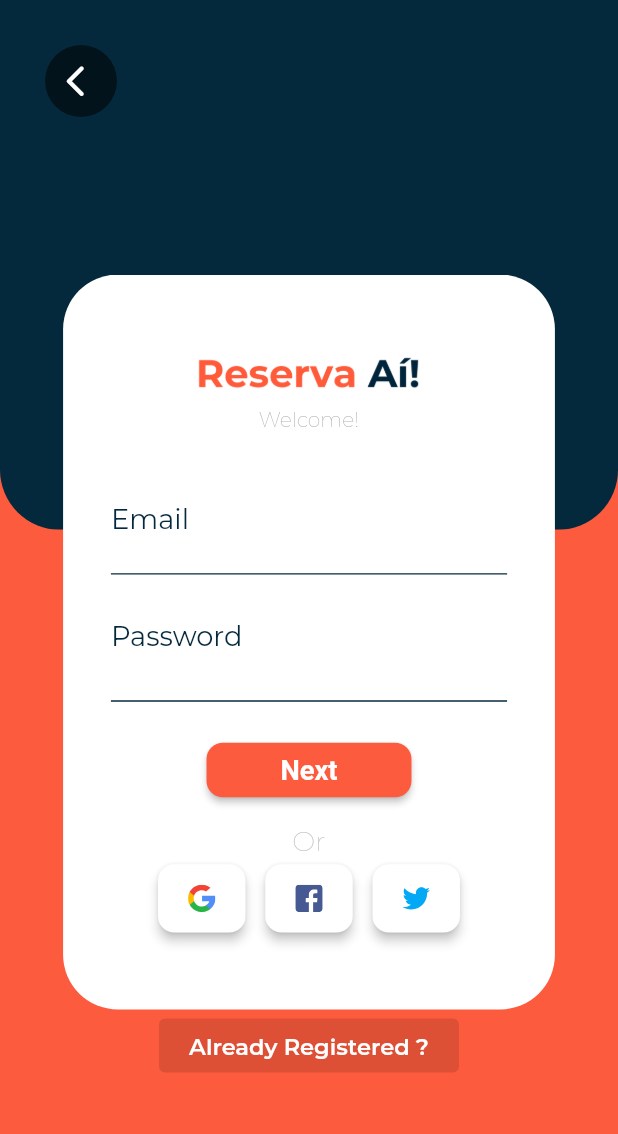
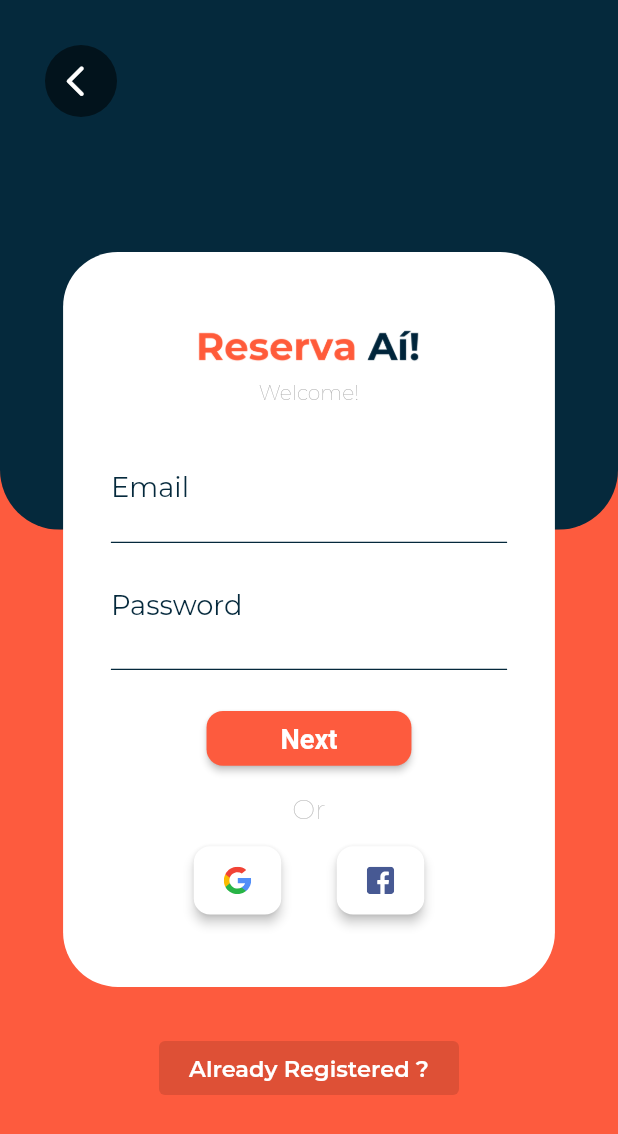
Before and after one commit to imklesley/Reserva-Ai, a Flutter app: the screen it shows after launch, after a tap on "Sign Up", on a phone screen of 412 x 824 dp. Shown: the top 1134 px of the screen. Run offline on Flutter 3.47's test engine with Material 2 defaults, Android fonts, the light colour scheme and no system bars; our stand-ins replace brasil_fields, cloud_firestore, firebase_auth, firebase_core, firebase_storage, fluro and 11 more; missing offline and left inert: cpf_cnpj_validator, flutter_facebook_auth, twitter_login; accounts and stored records are empty; generated files the repository leaves out were written again.

Commit message:
Correção de bugs na responsividade, e criação do widget AdaptiveText

```diff
--- a/lib/controllers/repositories/firestore_repository.dart
+++ b/lib/controllers/repositories/firestore_repository.dart
@@ -35,7 +35,7 @@ class FirestoreRepository {
     return UserModel.fromJson(userData);
   }
 
-  Future<void> updateLastAccess(String uid) async {
+  Future<void> updateUserLastAccess(String uid) async {
     final dataToUpdate = <String, dynamic>{};
     dataToUpdate['last_access'] = Timestamp.now();
     await _firestore
--- a/lib/main.dart
+++ b/lib/main.dart
@@ -14,6 +14,7 @@ import 'config/themes/app_themes.dart';
 import 'config/translations/l10n.dart';
 import 'controllers/stores/app_config_store.dart';
 import 'controllers/stores/auth_store.dart';
+
 
 Future<void>  main() async {
 
@@ -35,8 +36,6 @@ Future<void>  main() async {
       version: "v9.0",
     );
   }
-
-
 
 
   //Inicializa o router
--- a/lib/models/user_model.dart
+++ b/lib/models/user_model.dart
@@ -1,5 +1,4 @@
 import 'package:cloud_firestore/cloud_firestore.dart';
-import 'package:flutter/cupertino.dart';
 import 'package:reservaai/models/contact_model.dart';
 
 class UserModel {
@@ -7,7 +6,7 @@ class UserModel {
   late Timestamp? birthDate;
   late ContactModel? contact;
   late String? cpf;
-  late String email;
+  late String? email;
   late String? gender;
   late Timestamp lastAccess;
   late GeoPoint? location;
@@ -35,7 +34,7 @@ class UserModel {
       contact = ContactModel.fromJson(json['contact'] as Map<String, dynamic>);
     }
     cpf = json['cpf'] == null ? null : json['cpf'] as String;
-    email = json['email'] as String;
+    email = json['email'] == null ? null : json['email'] as String;
     gender = json['gender'] == null ? null:json['gender'] as String;
     lastAccess = json['last_access'] as Timestamp;
     location = json['location'] == null ? null : json['location'] as GeoPoint;
--- /dev/null
+++ b/lib/views/_shared/adaptive_text.dart
@@ -0,0 +1,25 @@
+import 'package:flutter/foundation.dart';
+import 'package:flutter/material.dart';
+
+class AdaptiveText extends StatelessWidget {
+  final String text;
+  final TextStyle style;
+
+  const AdaptiveText({Key? key, required this.text, required this.style})
+      : super(key: key);
+
+  @override
+  Widget build(BuildContext context) {
+    if (kIsWeb) {
+      return SelectableText(
+        text,
+        style: style,
+      );
+    }
+
+    return Text(
+      text,
+      style: style,
+    );
+  }
+}
--- a/lib/views/login/components/bodys/login_desktop_body.dart
+++ b/lib/views/login/components/bodys/login_desktop_body.dart
@@ -40,7 +40,7 @@ class LoginDesktopBody extends StatelessWidget {
         Container(
             color: AppColors.acentColor,
             width: _size.width / 2,
-            height: _size.height,
+            height: _size.height+_size.height*0.09,
             child: Column(
               mainAxisAlignment: MainAxisAlignment.center,
               children: [
--- a/lib/views/login/components/bodys/login_mobile_body.dart
+++ b/lib/views/login/components/bodys/login_mobile_body.dart
@@ -19,7 +19,7 @@ class LoginMobileBody extends StatelessWidget {
           mainAxisAlignment: MainAxisAlignment.center,
           children: [
             Padding(
-              padding:  EdgeInsets.only(top:_size.height>=700?80:0),
+              padding:  EdgeInsets.only(top:_size.height>=700?80:0,bottom: 30),
               child: const LoginForm(),
             ),
             if (_size.height >= 700) const ForgotPasswordButton() else Container()
--- a/lib/views/register/components/bodys/register_mobile_body.dart
+++ b/lib/views/register/components/bodys/register_mobile_body.dart
@@ -19,7 +19,7 @@ class RegisterMobileBody extends StatelessWidget {
           mainAxisAlignment: MainAxisAlignment.center,
           children: [
             Padding(
-              padding:  EdgeInsets.only(top:_size.height>=700?80:0),
+              padding:  EdgeInsets.only(top:_size.height>=700?80:0,bottom: 30),
               child: const RegisterForm(),
 
             ),
--- a/lib/views/register/components/buttons/already_registered_button.dart
+++ b/lib/views/register/components/buttons/already_registered_button.dart
@@ -1,5 +1,4 @@
 import 'package:flutter/material.dart';
-import 'package:reservaai/config/themes/app_colors.dart';
 import 'package:reservaai/views/_shared/responsive_layout.dart';
 import 'package:flutter_gen/gen_l10n/app_localizations.dart';
 
--- a/lib/views/register/components/form/page_one_form.dart
+++ b/lib/views/register/components/form/page_one_form.dart
@@ -1,36 +1,31 @@
 import 'package:cloud_firestore/cloud_firestore.dart';
 import 'package:flutter/material.dart';
+import 'package:flutter_gen/gen_l10n/app_localizations.dart';
 import 'package:flutter_mobx/flutter_mobx.dart';
 import 'package:font_awesome_flutter/font_awesome_flutter.dart';
 import 'package:geolocator/geolocator.dart';
+import 'package:provider/provider.dart';
+import 'package:validators/validators.dart';
 
-import 'package:provider/provider.dart';
-import 'package:reservaai/config/themes/app_colors.dart';
-import 'package:reservaai/config/themes/app_sizes.dart';
-import 'package:reservaai/controllers/stores/register_store.dart';
-import 'package:flutter_gen/gen_l10n/app_localizations.dart';
-import 'package:reservaai/views/_shared/buttons/login_with_facebook_button.dart';
-import 'package:reservaai/views/_shared/buttons/login_with_google_button.dart';
-import 'package:reservaai/views/_shared/buttons/login_with_twitter_button.dart';
-import 'package:reservaai/views/_shared/responsive_layout.dart';
-import 'package:reservaai/views/register/components/buttons/already_registered_button.dart';
-import 'package:validators/validators.dart';
+import '/config/themes/app_colors.dart';
+import '/config/themes/app_sizes.dart';
+import '/controllers/stores/register_store.dart';
+import '/views/_shared/buttons/login_with_facebook_button.dart';
+import '/views/_shared/buttons/login_with_google_button.dart';
+import '/views/_shared/responsive_layout.dart';
+import '/views/register/components/buttons/already_registered_button.dart';
 
 class PageOneForm extends StatelessWidget {
   final Image logoReservaAi;
   final PageController pageController;
   final Size size;
 
-  const PageOneForm({Key? key,
+  const PageOneForm(
+      {Key? key,
       required this.logoReservaAi,
       required this.pageController,
       required this.size})
       : super(key: key);
-
-
-
-
-
 
   @override
   Widget build(BuildContext context) {
@@ -42,7 +37,6 @@ class PageOneForm extends StatelessWidget {
     final bool isTablet = ResponsiveLayout.isTablet(context);
 
     final register = Provider.of<RegisterStore>(context);
-
 
     Future<Position> _getPosition() async {
       bool serviceEnabled;
@@ -72,19 +66,15 @@ class PageOneForm extends StatelessWidget {
       }
 
       //Caso dê tudo certo, podemos pegar à posição do usuário em coodenadas
-      return await Geolocator.getCurrentPosition();
+      return Geolocator.getCurrentPosition();
     }
 
     // TODO: Tratar os devidos erros caso o usuário decida n liberar a localização
     _getPosition().then((Position coords) {
-      print(coords);
+      debugPrint(coords.toString());
       //insere às coods
       register.setLocation(GeoPoint(coords.latitude, coords.latitude));
-
-
-
     });
-
 
     return FittedBox(
       fit: BoxFit.fitHeight,
@@ -249,11 +239,14 @@ class PageOneForm extends StatelessWidget {
                         ),
                         Column(
                           children: [
-                            Text(
+                            Padding(
+                              padding: const EdgeInsets.only(bottom: 10.0),
+                              child: Text(
                                 _appLocalizations.or,
                                 textAlign: TextAlign.center,
                                 style: TextStyle(
                                     color: Colors.grey[400], fontSize: 20),
+                              ),
                             ),
                             SizedBox(
                               width: 250,
@@ -261,11 +254,14 @@ class PageOneForm extends StatelessWidget {
                               child: Row(
                                 mainAxisAlignment:
                                     MainAxisAlignment.spaceEvenly,
-                                children:  [
-                                  LoginWithGoogleButton(formContext: context,),
-                                  LoginWithFacebookButton(formContext: context,),
-                                  LoginWithTwitterButton(formContext: context,),
-
+                                children: [
+                                  LoginWithGoogleButton(
+                                    formContext: context,
+                                  ),
+                                  LoginWithFacebookButton(
+                                    formContext: context,
+                                  ),
+                                  // LoginWithTwitterButton(formContext: context,),
                                 ],
                               ),
                             ),
--- a/lib/views/register/components/form/register_form.dart
+++ b/lib/views/register/components/form/register_form.dart
@@ -1,5 +1,4 @@
 import 'package:flutter/material.dart';
-import 'package:geolocator/geolocator.dart';
 import 'package:provider/provider.dart';
 import 'package:reservaai/controllers/stores/register_store.dart';
 import 'package:reservaai/views/_shared/responsive_layout.dart';
--- a/lib/views/welcome/components/welcome_top_page.dart
+++ b/lib/views/welcome/components/welcome_top_page.dart
@@ -1,6 +1,7 @@
 import 'package:flutter/material.dart';
 import 'package:reservaai/config/themes/app_colors.dart';
 import 'package:reservaai/config/themes/app_sizes.dart';
+import 'package:reservaai/views/_shared/adaptive_text.dart';
 import 'package:reservaai/views/_shared/buttons/back_page_button.dart';
 import 'package:reservaai/views/_shared/responsive_layout.dart';
 import 'package:flutter_gen/gen_l10n/app_localizations.dart';
@@ -33,7 +34,8 @@ class WelcomeTopPage extends StatelessWidget {
                           Radius.circular(AppSizes.defaultRadiusContainer)),
                   child: Image.asset(
                     'assets/images/context/restaurant_welcome_page.jpg',
-                    semanticLabel: 'Pessoas em um restaurante como background',
+                    semanticLabel:
+                        'Pessoas em um restaurante como plano de fundo',
                     fit: BoxFit.cover,
                     height: size.height,
                   )))
@@ -80,27 +82,27 @@ class WelcomeTopPage extends StatelessWidget {
                               const RichTextLogo(),
                               Padding(
                                 padding: EdgeInsets.only(
-                                  top: !(isMobile || isTablet) ? 200 : 45,
+                                  top: !(isMobile || isTablet) ? 100 : 45,
                                   bottom: !(isMobile || isTablet) ? 100 : 45,
                                 ),
                                 child: FittedBox(
                                     fit: BoxFit.fitWidth,
-                                  child: Text(appLocalizations!.helloWelcome,
+                                    child: AdaptiveText(
+                                      text: appLocalizations!.helloWelcome,
                                       style: TextStyle(
-
                                           fontSize: isMobile
                                               ? 45
                                               : isTablet
                                                   ? 65
                                                   : 75,
                                           color: Colors.white,
-                                          fontWeight: FontWeight.w900)),
-                                ),
+                                          fontWeight: FontWeight.w900),
+                                    )),
                               ),
                               FittedBox(
                                   fit: BoxFit.fitWidth,
-                                child: Text(
-                                  appLocalizations.reservaaiSlogan,
+                                  child: AdaptiveText(
+                                    text: appLocalizations.reservaaiSlogan,
                                     style: TextStyle(
                                         fontSize: isMobile
                                             ? 20
@@ -109,8 +111,7 @@ class WelcomeTopPage extends StatelessWidget {
                                                 : 35,
                                         color: Colors.white,
                                         fontWeight: FontWeight.w500),
-                                ),
-                              ),
+                                  )),
                             ],
                           )),
                     ],
```
Also changed, not shown: lib/controllers/repositories/authentication_repository.dart (+8 -11 lines), lib/controllers/stores/auth_store.dart (+14 -1 lines), lib/views/_shared/buttons/login_with_twitter_button.dart (+7 -1 lines), lib/views/home/home_view.dart (+5 -15 lines), lib/views/login/components/login_form.dart (+22 -25 lines), 2 other files. Lines whose indentation alone changed are shown as unchanged.
